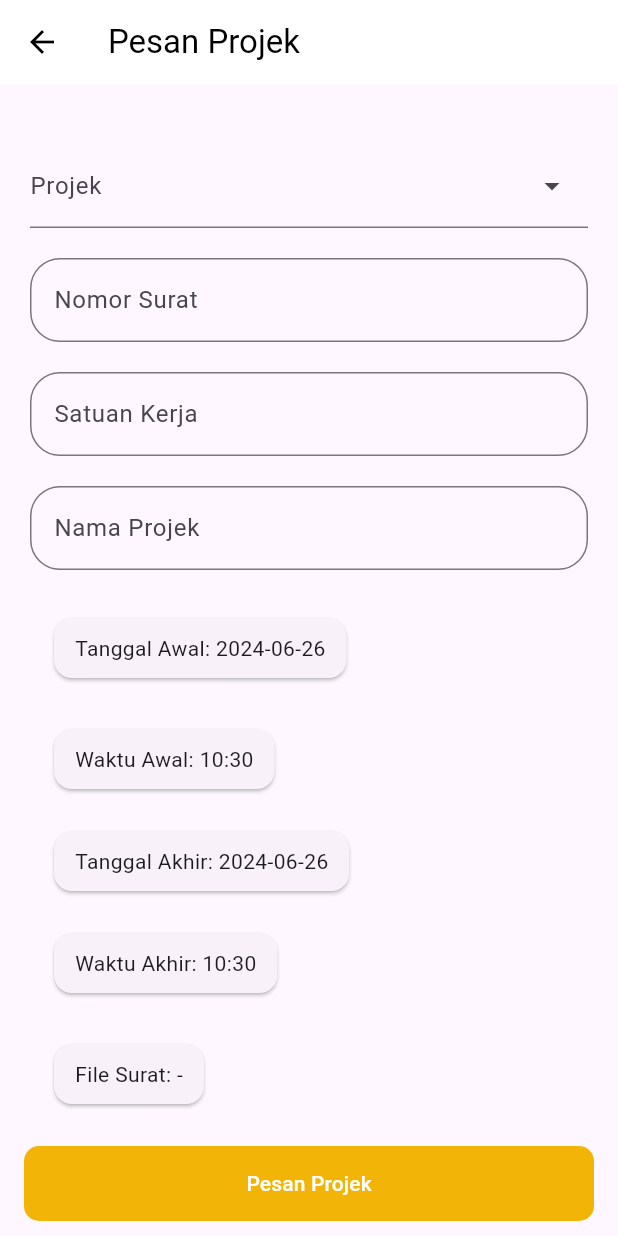
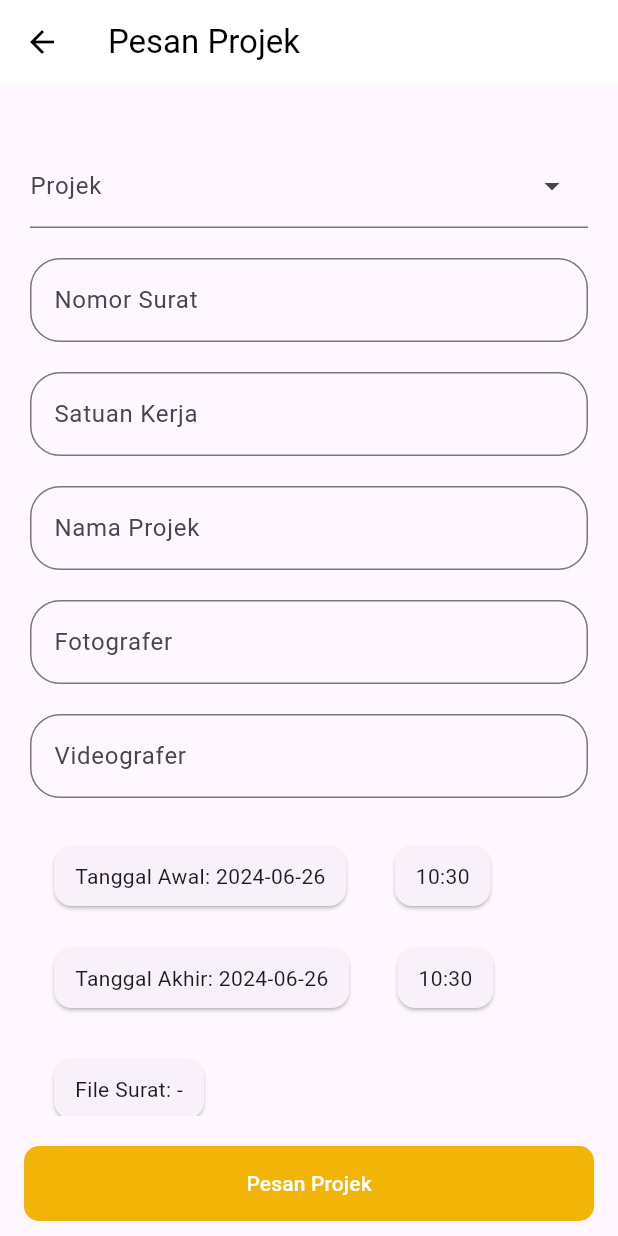
Before and after one commit to aminsum9/foto-app, a Flutter app: the AddPesan screen opened directly, on a phone screen of 412 x 824 dp. Run offline on Flutter 3.47's test engine with Material 3 defaults, Android fonts, the phone set to English and light mode, and no system bars; drawn by our look-alikes of dropdown_search; our stand-ins replace carousel_slider, file_picker, flutter_svg, fluttertoast, image_picker, open_file and 3 more; missing offline and left inert: bulleted_list, external_path; accounts and stored records are empty; network calls fail; project files that could hold a hidden picture were left out.

Commit message:
update add, list, detail, and edit pesan

```diff
--- a/lib/views/pesan/addpesan.dart
+++ b/lib/views/pesan/addpesan.dart
@@ -22,6 +22,7 @@ class AddPesanState extends State<AddPesan> {
 
   FilePickerResult? fileSurat;
   List<ProjectModel> dataProject = [];
+  ProjectModel? selectedProjectData;
   String? selectedProject;
 
   DateTime tanggalAwal = DateTime.now();
@@ -62,8 +63,29 @@ class AddPesanState extends State<AddPesan> {
     getDataUser();
   }
 
+  void selectProject(String project) {
+    ProjectModel? selectedDataProject;
+    List<String> sltProjectIdSplit = project.split('(');
+    List<String> sltProjectIdSplit2 = sltProjectIdSplit[1].split(')');
+    String sltProjectId = sltProjectIdSplit2[0];
+
+    for (var i = 0; i < dataProject.length; i++) {
+      if (dataProject[i].id == sltProjectId) {
+        selectedDataProject = dataProject[i];
+      }
+    }
+
+    controllerNamaProject.text = selectedDataProject!.nama!.toString();
+    controllerFotografer.text = selectedDataProject.fotografer!.toString();
+    controllerVideografer.text = selectedDataProject.videografer!.toString();
+
+    setState(() {
+      selectedProjectData = selectedDataProject;
+    });
+  }
+
   Future<List<String>> getDataProject(filter) async {
-    var body = {"page": "1", "paging": "10"};
+    var body = {"page": "1", "paging": "10", "keyword": filter};
 
     final response = await handle_request.postData(
         Uri.parse("${host.BASE_URL}project"), body);
@@ -107,6 +129,7 @@ class AddPesanState extends State<AddPesan> {
     String user = await handle_storage.getDataStorage('user');
 
     controllerSatuanKerja.text = jsonDecode(user)['satuan_kerja'].toString();
+    controllerNamaSurat.text = jsonDecode(user)['nama'].toString();
 
     setState(() {
       dataUser = jsonDecode(user);
@@ -308,10 +331,11 @@ class AddPesanState extends State<AddPesan> {
                       itemBuilder: itemSearch,
                     ),
                     selectedItem: selectedProject,
-                    onChanged: (value) => {
+                    onChanged: (value) {
+                      selectProject(value.toString());
                       setState(() {
                         selectedProject = value.toString();
-                      })
+                      });
                     },
                   ),
                 ),
@@ -331,6 +355,7 @@ class AddPesanState extends State<AddPesan> {
                 ),
                 TextField(
                   controller: controllerSatuanKerja,
+                  readOnly: true,
                   decoration: InputDecoration(
                       hintText: "masukkan satuan Kerja",
                       labelText: "Satuan Kerja",
@@ -352,6 +377,7 @@ class AddPesanState extends State<AddPesan> {
                   padding: EdgeInsets.all(10.0),
                 ),
                 TextField(
+                  readOnly: true,
                   controller: controllerNamaProject,
                   decoration: InputDecoration(
                       hintText: "masukkan nama projek",
@@ -362,6 +388,36 @@ class AddPesanState extends State<AddPesan> {
                 const Padding(
                   padding: EdgeInsets.all(10.0),
                 ),
+                TextField(
+                  controller: controllerFotografer,
+                  keyboardType: TextInputType.number,
+                  readOnly: true,
+                  decoration: InputDecoration(
+                      hintText: "masukkan fotografer",
+                      labelText: "Fotografer",
+                      border: OutlineInputBorder(
+                          borderRadius: BorderRadius.circular(20.0))),
+                ),
+                const Padding(
+                  padding: EdgeInsets.all(10.0),
+                ),
+                TextField(
+                  controller: controllerVideografer,
+                  keyboardType: TextInputType.number,
+                  readOnly: true,
+                  decoration: InputDecoration(
+                      hintText: "masukkan videografer",
+                      labelText: "Videografer",
+                      border: OutlineInputBorder(
+                          borderRadius: BorderRadius.circular(20.0))),
+                ),
+                const Padding(
+                  padding: EdgeInsets.all(10.0),
+                ),
+                Row(
+                  mainAxisAlignment: MainAxisAlignment.start,
+                  crossAxisAlignment: CrossAxisAlignment.start,
+                  children: [
                     TextButton(
                       onPressed: () {
                         selectTanggalAwal();
@@ -373,9 +429,6 @@ class AddPesanState extends State<AddPesan> {
                               child: Text(
                                   "Tanggal Awal: ${tanggalAwal.toString().split(' ')[0]}"))),
                     ),
-                const Padding(
-                  padding: EdgeInsets.all(5.0),
-                ),
                     TextButton(
                       onPressed: () {
                         selectWaktuAwal();
@@ -385,11 +438,15 @@ class AddPesanState extends State<AddPesan> {
                               padding: const EdgeInsets.only(
                                   left: 14, top: 10, right: 14, bottom: 10),
                               child: Text(
-                              "Waktu Awal: ${waktuAwal.hour}:${waktuAwal.minute}"))),
+                                  "${waktuAwal.hour}:${waktuAwal.minute}"))),
+                    ),
+                  ],
                 ),
                 const Padding(
                   padding: EdgeInsets.all(2.0),
                 ),
+                Row(
+                  children: [
                     TextButton(
                       onPressed: () {
                         selectTanggalAwal();
@@ -401,9 +458,6 @@ class AddPesanState extends State<AddPesan> {
                               child: Text(
                                   "Tanggal Akhir: ${tanggalAkhir.toString().split(' ')[0]}"))),
                     ),
-                const Padding(
-                  padding: EdgeInsets.all(2.0),
-                ),
                     TextButton(
                       onPressed: () {
                         selectWaktuAkhir();
@@ -413,7 +467,9 @@ class AddPesanState extends State<AddPesan> {
                               padding: const EdgeInsets.only(
                                   left: 14, top: 10, right: 14, bottom: 10),
                               child: Text(
-                              "Waktu Akhir: ${waktuAkhir.hour}:${waktuAkhir.minute}"))),
+                                  "${waktuAkhir.hour}:${waktuAkhir.minute}"))),
+                    ),
+                  ],
                 ),
                 const Padding(
                   padding: EdgeInsets.all(5.0),
@@ -454,41 +510,17 @@ class AddPesanState extends State<AddPesan> {
                 const Padding(
                   padding: EdgeInsets.all(10.0),
                 ),
-                TextField(
-                  controller: controllerFotografer,
-                  keyboardType: TextInputType.number,
-                  decoration: InputDecoration(
-                      hintText: "masukkan fotografer",
-                      labelText: "Fotografer",
-                      border: OutlineInputBorder(
-                          borderRadius: BorderRadius.circular(20.0))),
-                ),
-                const Padding(
-                  padding: EdgeInsets.all(10.0),
-                ),
-                TextField(
-                  controller: controllerVideografer,
-                  keyboardType: TextInputType.number,
-                  decoration: InputDecoration(
-                      hintText: "masukkan videografer",
-                      labelText: "Videografer",
-                      border: OutlineInputBorder(
-                          borderRadius: BorderRadius.circular(20.0))),
-                ),
-                const Padding(
-                  padding: EdgeInsets.all(10.0),
-                ),
-                TextField(
-                  controller: controllerLink,
-                  decoration: InputDecoration(
-                      hintText: "masukkan link",
-                      labelText: "Link",
-                      border: OutlineInputBorder(
-                          borderRadius: BorderRadius.circular(20.0))),
-                ),
-                const Padding(
-                  padding: EdgeInsets.all(10.0),
-                ),
+                // TextField(
+                //   controller: controllerLink,
+                //   decoration: InputDecoration(
+                //       hintText: "masukkan link",
+                //       labelText: "Link",
+                //       border: OutlineInputBorder(
+                //           borderRadius: BorderRadius.circular(20.0))),
+                // ),
+                // const Padding(
+                //   padding: EdgeInsets.all(10.0),
+                // ),
               ],
             ),
           ])),
--- a/lib/views/pesan/pesan.dart
+++ b/lib/views/pesan/pesan.dart
@@ -236,9 +236,10 @@ class ItemPesan extends StatelessWidget {
     if (item.status == 'Menunggu') {
       colorStatus = Colors.blue;
     } else if (item.status == 'Disetujui') {
+      colorStatus = Colors.orange;
+    } else if (item.status == 'Selesai') {
       colorStatus = Colors.green;
-    }
-    if (item.status == 'Ditolak') {
+    } else if (item.status == 'Ditolak') {
       colorStatus = Colors.red;
     }
 
```
Also changed, not shown: lib/views/pesan/detailpesan.dart (+37 -4 lines), lib/views/pesan/editpesan.dart (+26 -19 lines). Lines whose indentation alone changed are shown as unchanged.
